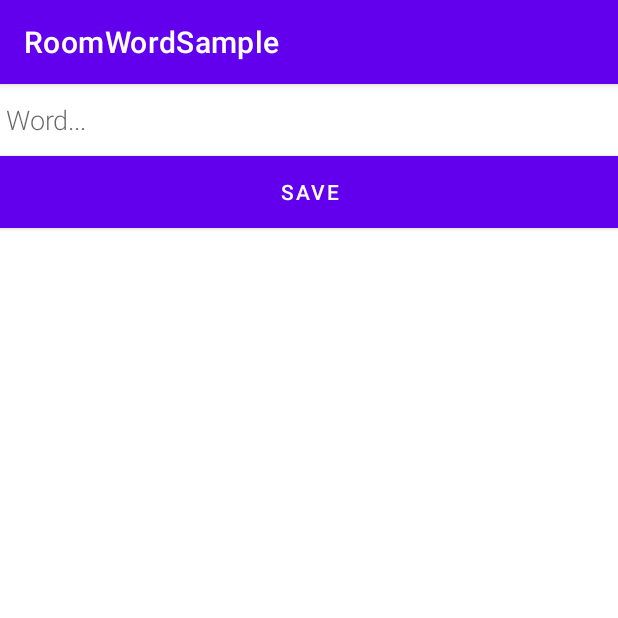
After one commit to zdeny21/AP7MT-RoomWordSample, an Android app: the NewWordActivity screen opened directly, with no data from a screen before it, on a phone screen of 412 x 824 dp, the top half of it. The commit adds this screen. Run offline under Robolectric (Android 15) with nearby library versions, the phone set to English and light mode, and no system bars.

Commit message:
Add new word activity

```diff
--- a/app/src/main/AndroidManifest.xml
+++ b/app/src/main/AndroidManifest.xml
@@ -11,6 +11,9 @@
         android:supportsRtl="true"
         android:theme="@style/AppTheme">
         <activity
+            android:name=".NewWordActivity"
+            android:exported="false" />
+        <activity
             android:name=".MainActivity"
             android:exported="true">
             <intent-filter>
--- /dev/null
+++ b/app/src/main/java/cz/utb/fai/roomwordsample/NewWordActivity.kt
@@ -0,0 +1,37 @@
+package cz.utb.fai.roomwordsample
+
+import android.app.Activity
+import android.content.Intent
+import androidx.appcompat.app.AppCompatActivity
+import android.os.Bundle
+import android.text.TextUtils
+import android.widget.Button
+import android.widget.EditText
+
+class NewWordActivity : AppCompatActivity() {
+
+    private lateinit var editWordView: EditText
+
+    public override fun onCreate(savedInstanceState: Bundle?) {
+        super.onCreate(savedInstanceState)
+        setContentView(R.layout.activity_new_word)
+        editWordView = findViewById(R.id.edit_word)
+
+        val button = findViewById<Button>(R.id.button_save)
+        button.setOnClickListener {
+            val replyIntent = Intent()
+            if (TextUtils.isEmpty(editWordView.text)) {
+                setResult(Activity.RESULT_CANCELED, replyIntent)
+            } else {
+                val word = editWordView.text.toString()
+                replyIntent.putExtra(EXTRA_REPLY, word)
+                setResult(Activity.RESULT_OK, replyIntent)
+            }
+            finish()
+        }
+    }
+
+    companion object {
+        const val EXTRA_REPLY = "com.example.android.wordlistsql.REPLY"
+    }
+}
--- /dev/null
+++ b/app/src/main/res/layout/activity_new_word.xml
@@ -0,0 +1,36 @@
+<?xml version="1.0" encoding="utf-8"?>
+<androidx.constraintlayout.widget.ConstraintLayout xmlns:android="http://schemas.android.com/apk/res/android"
+    xmlns:app="http://schemas.android.com/apk/res-auto"
+    xmlns:tools="http://schemas.android.com/tools"
+    android:layout_width="match_parent"
+    android:layout_height="match_parent"
+    tools:context=".NewWordActivity">
+
+    <LinearLayout xmlns:android="http://schemas.android.com/apk/res/android"
+        android:orientation="vertical"
+        android:layout_width="match_parent"
+        android:layout_height="match_parent">
+
+        <EditText
+            android:id="@+id/edit_word"
+            android:layout_width="match_parent"
+            android:layout_height="wrap_content"
+            android:minHeight="@dimen/min_height"
+            android:fontFamily="sans-serif-light"
+            android:hint="@string/hint_word"
+            android:inputType="textAutoComplete"
+            android:layout_margin="@dimen/big_padding"
+            android:textSize="18sp" />
+
+        <Button
+            android:id="@+id/button_save"
+            android:layout_width="match_parent"
+            android:layout_height="wrap_content"
+            android:background="@color/design_default_color_primary"
+            android:text="@string/button_save"
+            android:layout_margin="@dimen/big_padding"
+            android:textColor="@color/buttonLabel" />
+
+    </LinearLayout>
+
+</androidx.constraintlayout.widget.ConstraintLayout>
--- a/app/src/main/res/values/colors.xml
+++ b/app/src/main/res/values/colors.xml
@@ -7,4 +7,5 @@
     <color name="teal_700">#FF018786</color>
     <color name="black">#FF000000</color>
     <color name="white">#FFFFFFFF</color>
+    <color name="buttonLabel">#FFFFFF</color>
 </resources>
--- a/app/src/main/res/values/dimens.xml
+++ b/app/src/main/res/values/dimens.xml
@@ -1,4 +1,5 @@
 <?xml version="1.0" encoding="utf-8"?>
 <resources>
     <dimen name="big_padding" />
+    <dimen name="min_height">48dp</dimen>
 </resources>
--- a/app/src/main/res/values/strings.xml
+++ b/app/src/main/res/values/strings.xml
@@ -1,4 +1,7 @@
 <resources>
     <string name="app_name">RoomWordSample</string>
     <string name="add_word">Add a word </string>>
+    <string name="hint_word">Word...</string>
+    <string name="button_save">Save</string>
+    <string name="empty_not_saved">Word not saved because it is empty.</string>
 </resources>
```
